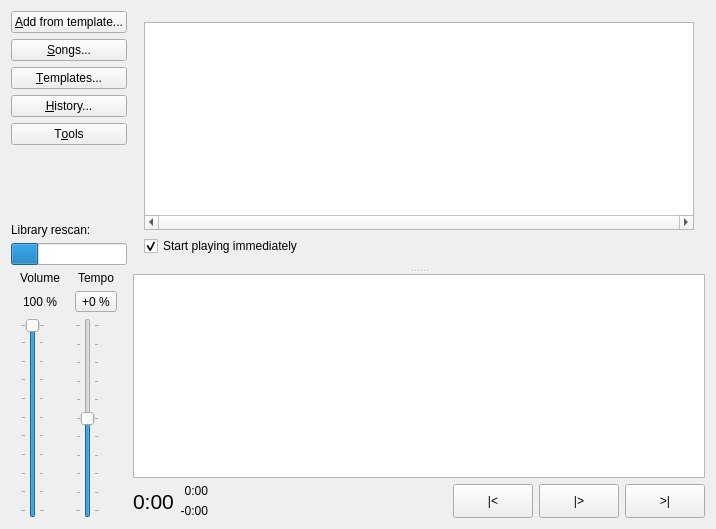
Above: PlayerWindow.ui from madmaxoft/SkauTan before the change. Below: the same form after it.
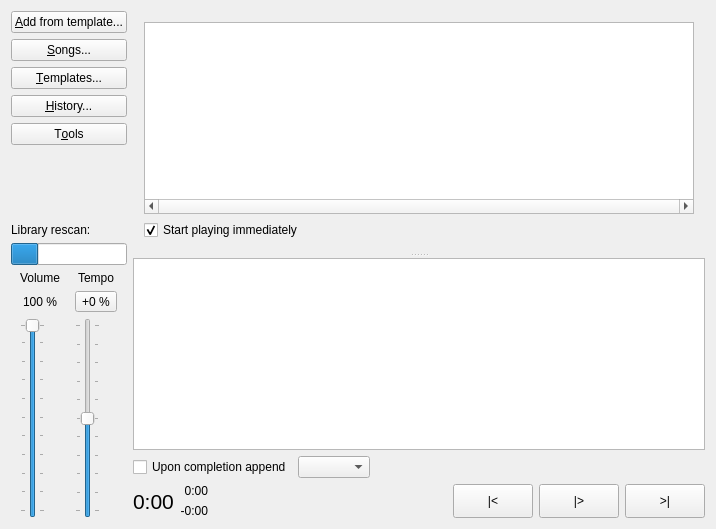
That is the form after the change. Custom widgets are drawn as their Qt base class.

Commit message:
Added appending to playlist upon completion.
Fixes #163.

Patch:
```diff
--- a/PlayerWindow.ui
+++ b/PlayerWindow.ui
@@ -317,6 +317,40 @@
         </widget>
        </widget>
       </item>
+      <item>
+       <layout class="QHBoxLayout" name="horizontalLayout_3">
+        <item>
+         <widget class="QCheckBox" name="chbAppendUponCompletion">
+          <property name="text">
+           <string>Upon completion append</string>
+          </property>
+         </widget>
+        </item>
+        <item>
+         <widget class="QComboBox" name="cbCompletionAppendTemplate">
+          <property name="maxVisibleItems">
+           <number>40</number>
+          </property>
+          <property name="sizeAdjustPolicy">
+           <enum>QComboBox::AdjustToContents</enum>
+          </property>
+         </widget>
+        </item>
+        <item>
+         <spacer name="horizontalSpacer">
+          <property name="orientation">
+           <enum>Qt::Horizontal</enum>
+          </property>
+          <property name="sizeHint" stdset="0">
+           <size>
+            <width>40</width>
+            <height>20</height>
+           </size>
+          </property>
+         </spacer>
+        </item>
+       </layout>
+      </item>
       <item>
        <layout class="QHBoxLayout" name="horizontalLayout">
         <item>
```
The commit also changes 5 other files.
